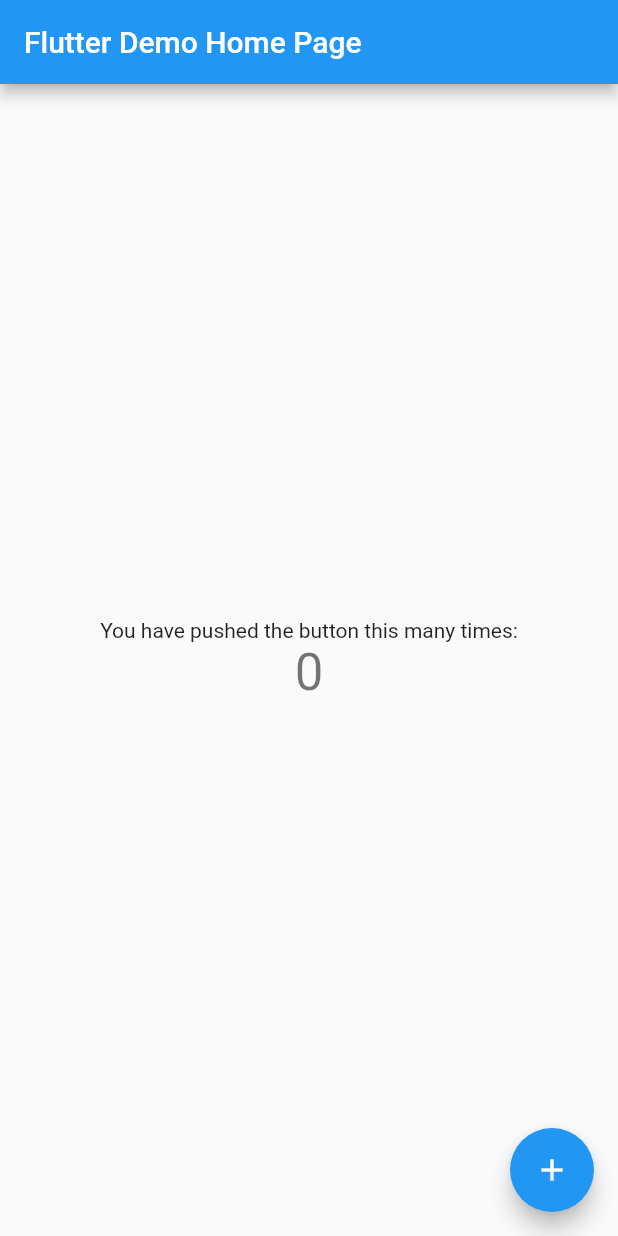
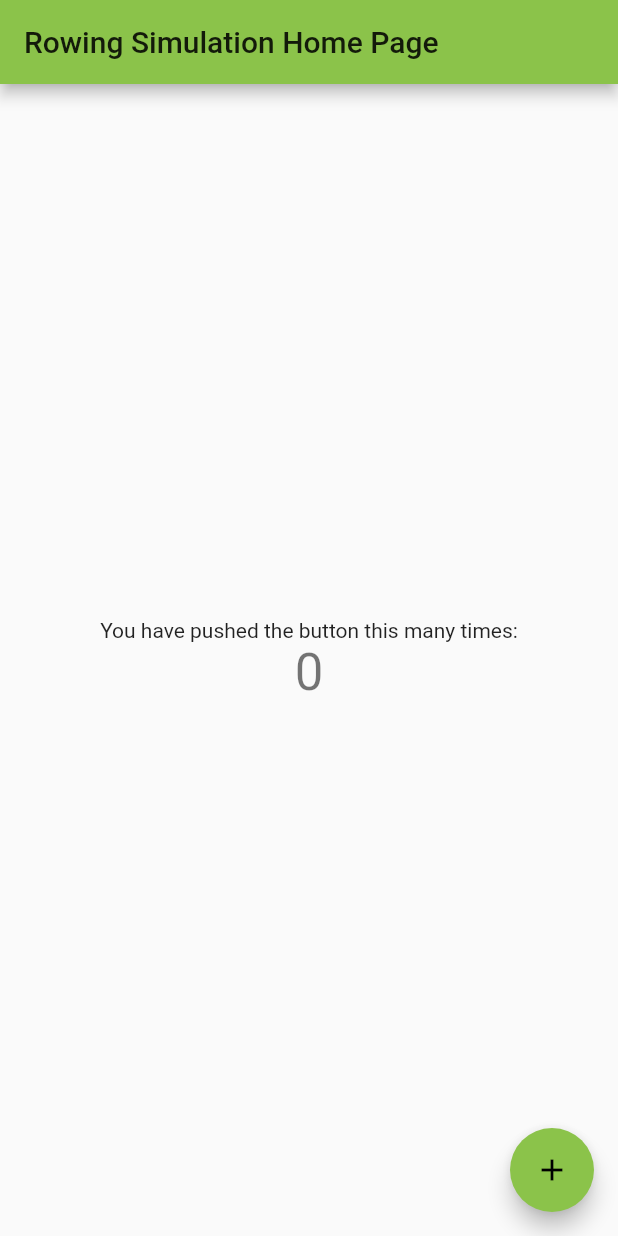
Before and after one commit to the-disciples-of-min-kao/EF-152-Project, a Flutter app: the screen it shows after launch, on a phone screen of 412 x 824 dp. Run offline on Flutter 3.47's test engine with Material 2 defaults, Android fonts, the phone set to English and light mode, and no system bars.

Commit message:
Uh idk lets try this

```diff
--- a/lib/main.dart
+++ b/lib/main.dart
@@ -7,7 +7,7 @@ class MyApp extends StatelessWidget {
   @override
   Widget build(BuildContext context) {
     return MaterialApp(
-      title: 'Flutter Demo',
+      title: 'EF 152 Rowing Simulation',
       theme: ThemeData(
         // This is the theme of your application.
         //
@@ -18,9 +18,9 @@ class MyApp extends StatelessWidget {
         // or simply save your changes to "hot reload" in a Flutter IDE).
         // Notice that the counter didn't reset back to zero; the application
         // is not restarted.
-        primarySwatch: Colors.blue,
+        primarySwatch: Colors.lightGreen,
       ),
-      home: MyHomePage(title: 'Flutter Demo Home Page'),
+      home: MyHomePage(title: 'Rowing Simulation Home Page'),
     );
   }
 }
```
